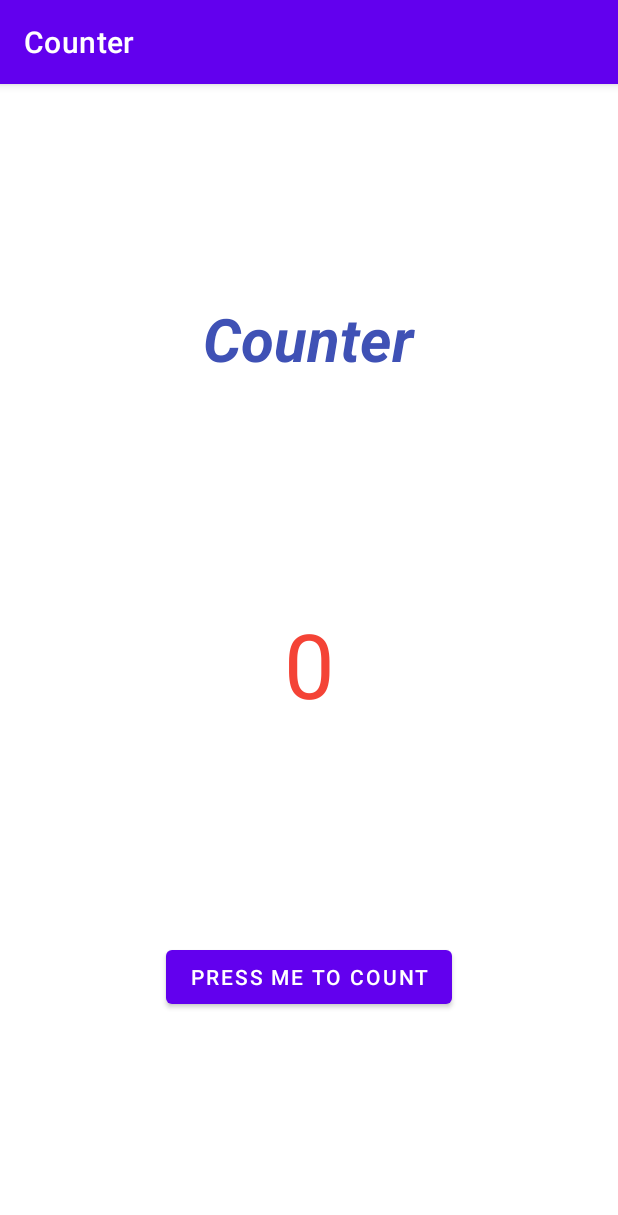
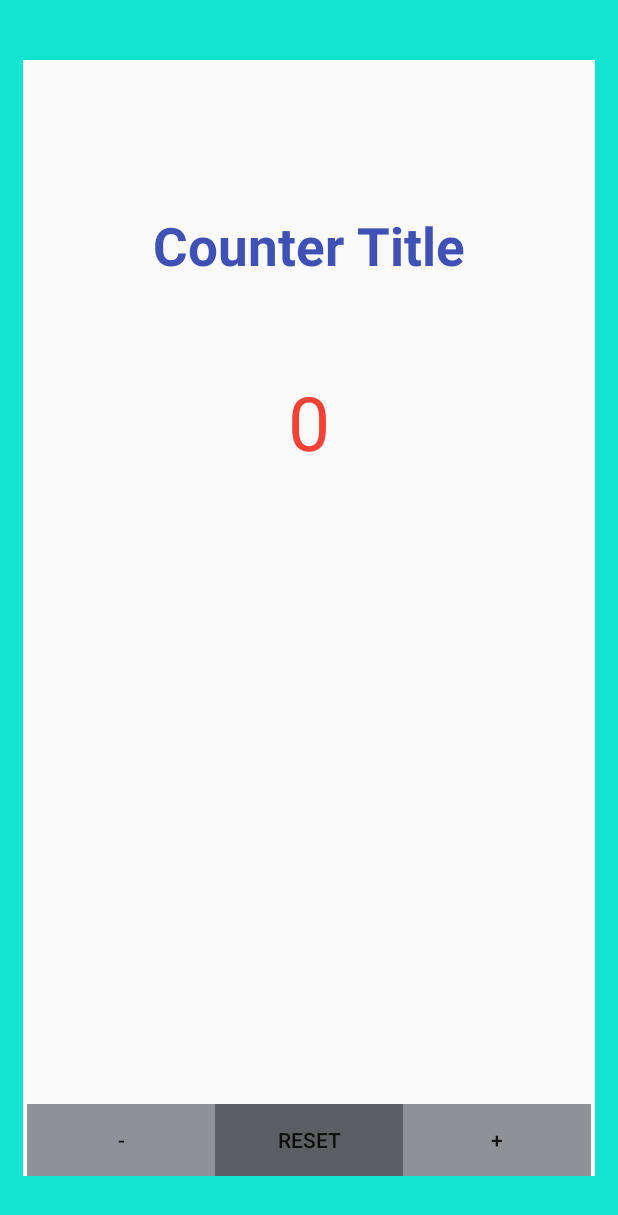
Before and after one commit to MahdiMzi/my-first-adroid-app, an Android app: the screen it shows after launch (MainActivity), on a phone screen of 412 x 824 dp. Shown: the top 1215 px of the screen. Run offline under Robolectric (Android 15) with nearby library versions, the phone set to English and light mode, and no system bars.

Commit message:
added to project Square button and set color

```diff
--- /dev/null
+++ b/app/src/main/res/drawable/square_button.xml
@@ -0,0 +1,14 @@
+<?xml version="1.0" encoding="utf-8"?>
+<selector xmlns:android="http://schemas.android.com/apk/res/android">
+    <item android:state_pressed="false">
+        <shape android:shape="rectangle">
+            <solid android:color="@color/material_dynamic_neutral40"></solid>
+        </shape>
+    </item>
+
+    <item android:state_pressed="true">
+        <shape android:shape="rectangle">
+            <solid android:color="@color/teal_700"></solid>
+        </shape>
+    </item>
+</selector>
--- /dev/null
+++ b/app/src/main/res/drawable/square_button1.xml
@@ -0,0 +1,14 @@
+<?xml version="1.0" encoding="utf-8"?>
+<selector xmlns:android="http://schemas.android.com/apk/res/android">
+    <item android:state_pressed="false">
+        <shape android:shape="rectangle">
+            <solid android:color="@color/material_dynamic_neutral60"></solid>
+        </shape>
+    </item>
+
+    <item android:state_pressed="true">
+        <shape android:shape="rectangle">
+            <solid android:color="@color/teal_700"></solid>
+        </shape>
+    </item>
+</selector>
--- a/app/src/main/res/layout/activity_main.xml
+++ b/app/src/main/res/layout/activity_main.xml
@@ -4,41 +4,48 @@
     xmlns:tools="http://schemas.android.com/tools"
     android:layout_width="match_parent"
     android:layout_height="match_parent"
+    android:background="#12E4D1"
     tools:context=".MainActivity">
+
+    <LinearLayout
+        android:layout_width="match_parent"
+        android:layout_height="match_parent"
+        android:layout_marginStart="15dp"
+        android:layout_marginTop="40dp"
+        android:layout_marginEnd="15dp"
+        android:layout_marginBottom="40dp"
+        android:background="#FBFAFA"
+        android:orientation="vertical"
+        app:layout_constraintBottom_toBottomOf="parent"
+        app:layout_constraintEnd_toEndOf="parent"
+        app:layout_constraintStart_toStartOf="parent"
+        app:layout_constraintTop_toTopOf="parent">
 
         <TextView
             android:id="@+id/name"
-        android:layout_width="216dp"
-        android:layout_height="61dp"
-        android:text="Counter"
+            android:layout_width="match_parent"
+            android:layout_height="wrap_content"
+            android:layout_marginTop="100dp"
+            android:text="Counter Title"
             android:textAlignment="center"
             android:textColor="#3F51B5"
-        android:textSize="40sp"
-        android:textStyle="bold|italic"
+            android:textSize="35sp"
+            android:textStyle="bold"
             app:layout_constraintBottom_toTopOf="@+id/counter_show"
             app:layout_constraintEnd_toEndOf="parent"
             app:layout_constraintHorizontal_bias="0.497"
             app:layout_constraintStart_toStartOf="parent"
             app:layout_constraintTop_toTopOf="parent" />
 
-    <Button
-        android:id="@+id/button_click"
-        android:layout_width="wrap_content"
-        android:layout_height="wrap_content"
-        android:text="Press me to count"
-        app:layout_constraintBottom_toBottomOf="parent"
-        app:layout_constraintEnd_toEndOf="parent"
-        app:layout_constraintStart_toStartOf="parent"
-        app:layout_constraintTop_toBottomOf="@+id/counter_show" />
-
         <TextView
             android:id="@+id/counter_show"
-        android:layout_width="168dp"
+            android:layout_width="match_parent"
             android:layout_height="76dp"
+            android:layout_marginTop="60dp"
             android:text="0"
             android:textAlignment="center"
             android:textColor="#F44336"
-        android:textSize="60sp"
+            android:textSize="50sp"
             app:flow_horizontalAlign="center"
             app:flow_verticalAlign="center"
             app:layout_constraintBottom_toBottomOf="parent"
@@ -46,5 +53,84 @@
             app:layout_constraintStart_toStartOf="parent"
             app:layout_constraintTop_toTopOf="parent" />
 
+        <LinearLayout
+            android:layout_width="match_parent"
+            android:layout_height="match_parent"
+            android:layout_marginStart="0dp"
+            android:layout_marginEnd="0dp"
+
+            android:gravity="bottom|center_horizontal"
+            android:orientation="horizontal">
+
+            <LinearLayout
+                android:layout_width="125dp"
+                android:layout_height="wrap_content"
+                android:layout_marginStart="0dp"
+                android:layout_marginEnd="0dp"
+                android:gravity="bottom|start|center_horizontal|end"
+                android:orientation="horizontal"
+
+                >
+
+                <Button
+                    android:id="@+id/button2"
+                    android:layout_width="match_parent"
+                    android:layout_height="wrap_content"
+                    android:background="@drawable/square_button1"
+                    android:insetBottom="0dp"
+                    android:text="-"
+                    app:layout_constraintEnd_toStartOf="@+id/button_click"
+                    tools:layout_editor_absoluteY="544dp" />
+            </LinearLayout>
+
+            <LinearLayout
+                android:layout_width="125dp"
+                android:layout_height="wrap_content"
+                android:layout_marginStart="0dp"
+                android:layout_marginEnd="0dp"
+                android:gravity="bottom|start|center_horizontal|end"
+                android:orientation="horizontal"
+
+                >
+
+                <Button
+                    android:id="@+id/button_click"
+                    android:layout_width="match_parent"
+                    android:layout_height="wrap_content"
+                    android:background="@drawable/square_button"
+                    android:insetBottom="0dp"
+                    android:text="Reset"
+                    app:iconPadding="8dp"
+                    app:layout_constraintBottom_toBottomOf="parent"
+                    app:layout_constraintEnd_toEndOf="parent"
+                    app:layout_constraintStart_toStartOf="parent"
+                    app:layout_constraintTop_toBottomOf="@+id/counter_show" />
+            </LinearLayout>
+
+            <LinearLayout
+                android:layout_width="125dp"
+                android:layout_height="wrap_content"
+                android:layout_marginStart="0dp"
+                android:layout_marginEnd="0dp"
+                android:gravity="bottom|start|center_horizontal|end"
+                android:orientation="horizontal"
+
+                >
+
+                <Button
+                    android:id="@+id/button"
+                    android:layout_width="match_parent"
+                    android:layout_height="wrap_content"
+                    android:background="@drawable/square_button1"
+                    android:insetBottom="0dp"
+                    android:text="+"
+                    app:layout_constraintStart_toEndOf="@+id/button_click"
+                    tools:layout_editor_absoluteY="544dp" />
+
+            </LinearLayout>
+
+        </LinearLayout>
+
+    </LinearLayout>
 
 </androidx.constraintlayout.widget.ConstraintLayout>
--- a/app/src/main/res/values/colors.xml
+++ b/app/src/main/res/values/colors.xml
@@ -7,4 +7,7 @@
     <color name="teal_700">#FF018786</color>
     <color name="black">#FF000000</color>
     <color name="white">#FFFFFFFF</color>
+    <color name="material_dynamic_neutral30">#454749</color>
+    <color name="material_dynamic_neutral40">#5C5F61</color>
+    <color name="material_dynamic_neutral60">#8F9193</color>
 </resources>
--- a/app/src/main/res/values/themes.xml
+++ b/app/src/main/res/values/themes.xml
@@ -1,6 +1,6 @@
 <resources xmlns:tools="http://schemas.android.com/tools">
     <!-- Base application theme. -->
-    <style name="Theme.Counter" parent="Theme.MaterialComponents.DayNight.DarkActionBar">
+    <style name="Theme.Counter" parent="Theme.AppCompat.Light.NoActionBar">
         <!-- Primary brand color. -->
         <item name="colorPrimary">@color/purple_500</item>
         <item name="colorPrimaryVariant">@color/purple_700</item>
```
Lines whose indentation alone changed are shown as unchanged.
